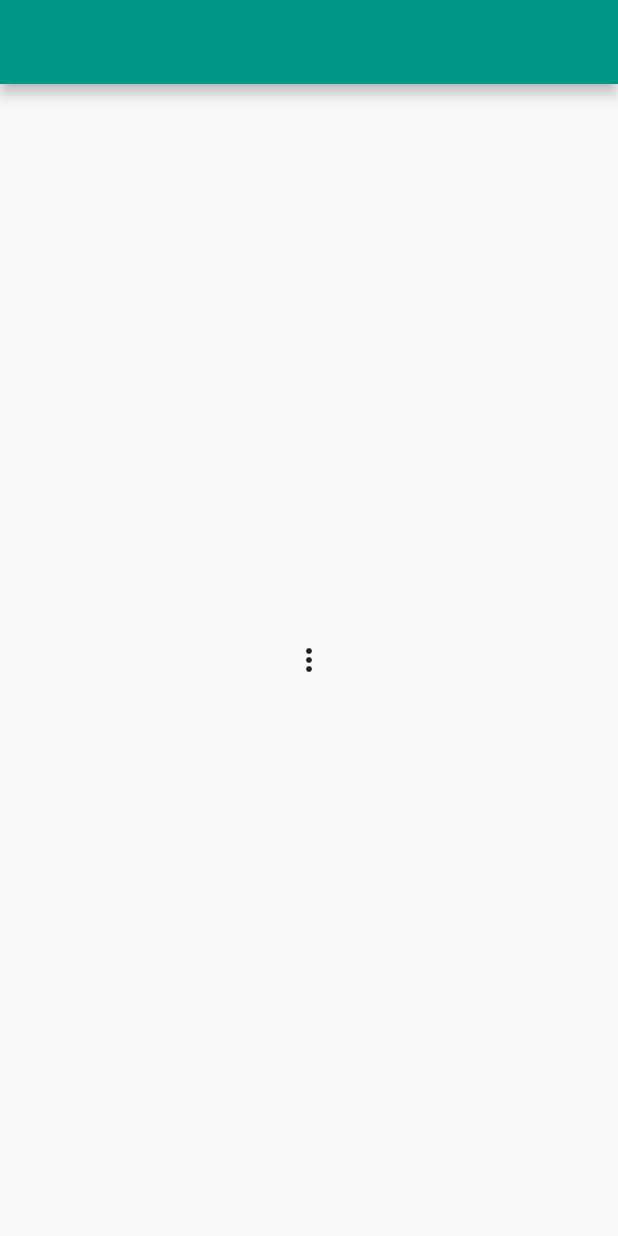
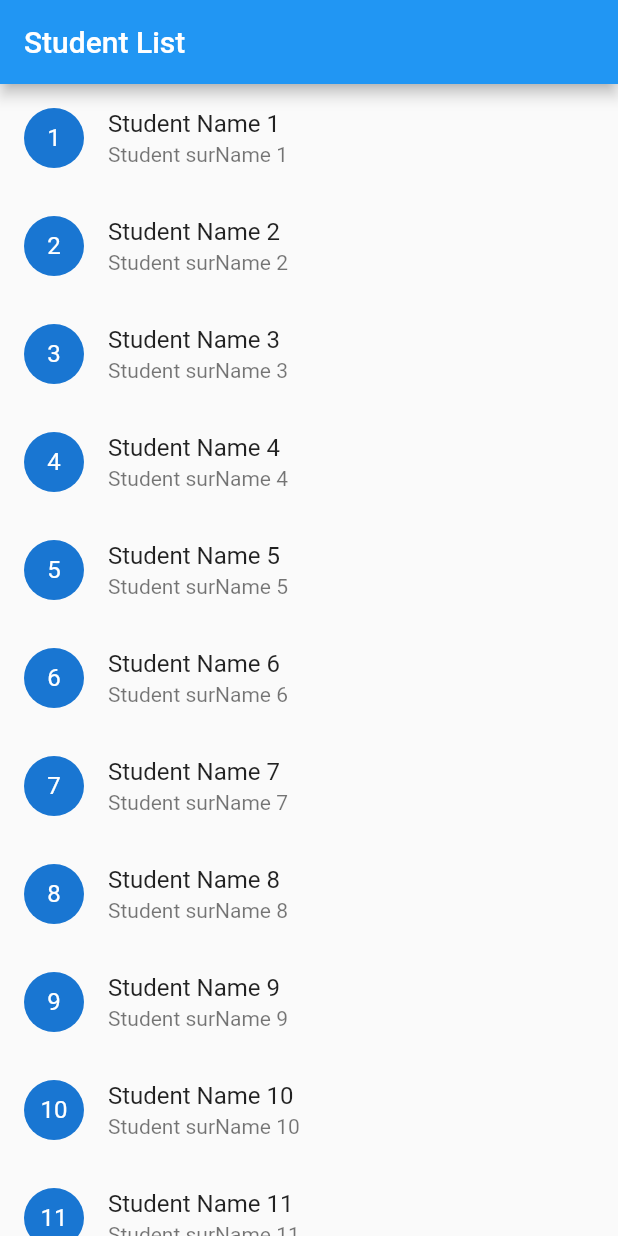
Before and after one commit to YigitTilki/FlutterStarterPack, a Flutter app: the screen it shows after launch, on a phone screen of 412 x 824 dp. Run offline on Flutter 3.47's test engine with Material 2 defaults, Android fonts, the phone set to English and light mode, and no system bars.

Commit message:
List Examples

```diff
--- /dev/null
+++ b/lib/List&Scroll/Example2/classStudent.dart
@@ -0,0 +1,7 @@
+class Student {
+  final int id;
+  final String name;
+  final String surName;
+
+  Student(this.id, this.name, this.surName);
+}
--- /dev/null
+++ b/lib/List&Scroll/Example2/listView.dart
@@ -0,0 +1,37 @@
+import 'package:flutter/material.dart';
+import 'package:starterpack/List&Scroll/Example2/classStudent.dart';
+
+class listViewEx extends StatefulWidget {
+  const listViewEx({Key? key}) : super(key: key);
+
+  @override
+  State<listViewEx> createState() => _listViewExState();
+}
+
+class _listViewExState extends State<listViewEx> {
+  List<Student> allStudents = List.generate(
+    500,
+    (index) => Student(
+        index + 1, "Student Name ${index + 1}", "Student surName ${index + 1}"),
+  );
+
+  @override
+  Widget build(BuildContext context) {
+    return Scaffold(
+      appBar: AppBar(
+        title: Text("Student List"),
+      ),
+      body: ListView(
+        children: allStudents
+            .map((Student student) => ListTile(
+                  title: Text(student.name),
+                  subtitle: Text(student.surName),
+                  leading: CircleAvatar(
+                    child: Text(student.id.toString()),
+                  ),
+                ))
+            .toList(),
+      ),
+    );
+  }
+}
--- a/lib/main.dart
+++ b/lib/main.dart
@@ -1,10 +1,12 @@
 import 'package:flutter/material.dart';
 import 'package:starterpack/BasicApps/basicButtons.dart';
+import 'package:starterpack/List&Scroll/Example1/card_listTile.dart';
 import 'package:starterpack/BasicApps/columnRowBasics.dart';
 import 'package:starterpack/BasicApps/counterPage.dart';
 import 'package:starterpack/BasicApps/dropdownButton.dart';
 import 'package:starterpack/BasicApps/imageWidget.dart';
 import 'package:starterpack/BasicApps/popupMenu.dart';
+import 'package:starterpack/List&Scroll/Example2/listView.dart';
 
 void main() {
   runApp(const MyApp());
@@ -16,13 +18,18 @@ class MyApp extends StatelessWidget {
   @override
   Widget build(BuildContext context) {
     return MaterialApp(
-      theme: ThemeData(
-        primarySwatch: Colors.teal,
-      ),
-      home: Scaffold(
-        appBar: AppBar(),
-        body: PopupMenu(),
-      ),
+      home: listViewEx(),
     );
   }
 }
+
+
+
+
+/*theme: ThemeData(
+        primarySwatch: Colors.teal,
+      ),
+      Scaffold(
+        appBar: AppBar(),
+        body: PopupMenu(),
+      ),*/
```
Also changed, not shown: lib/List&Scroll/Example1/card.dart (added, +31 -0 lines), lib/List&Scroll/Example1/card_listTile.dart (added, +36 -0 lines).
